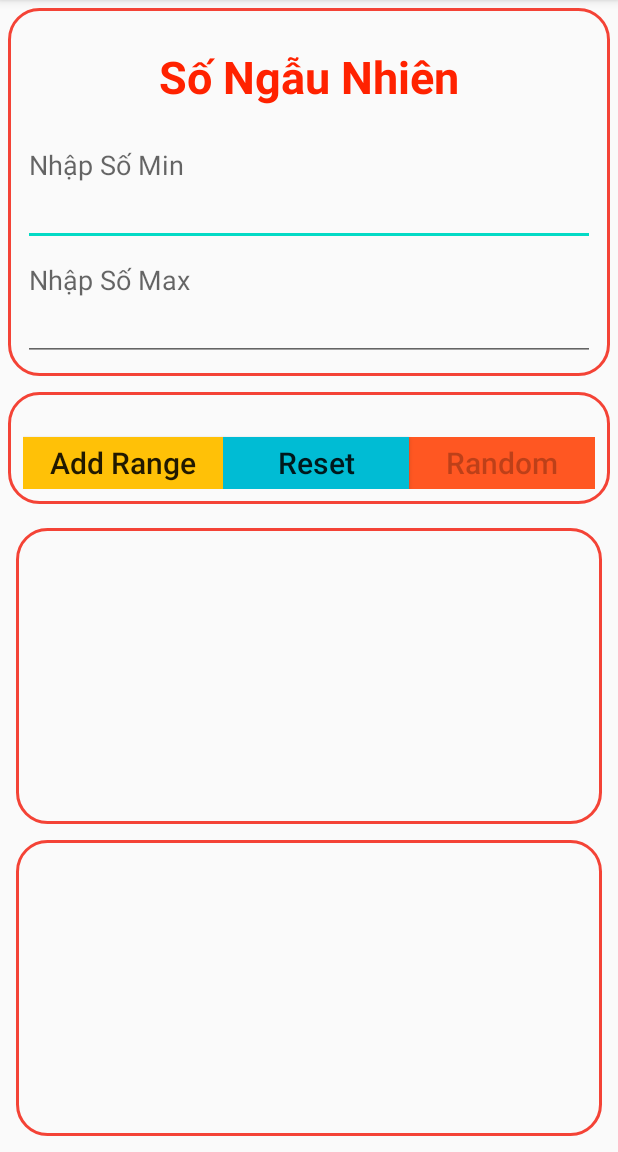
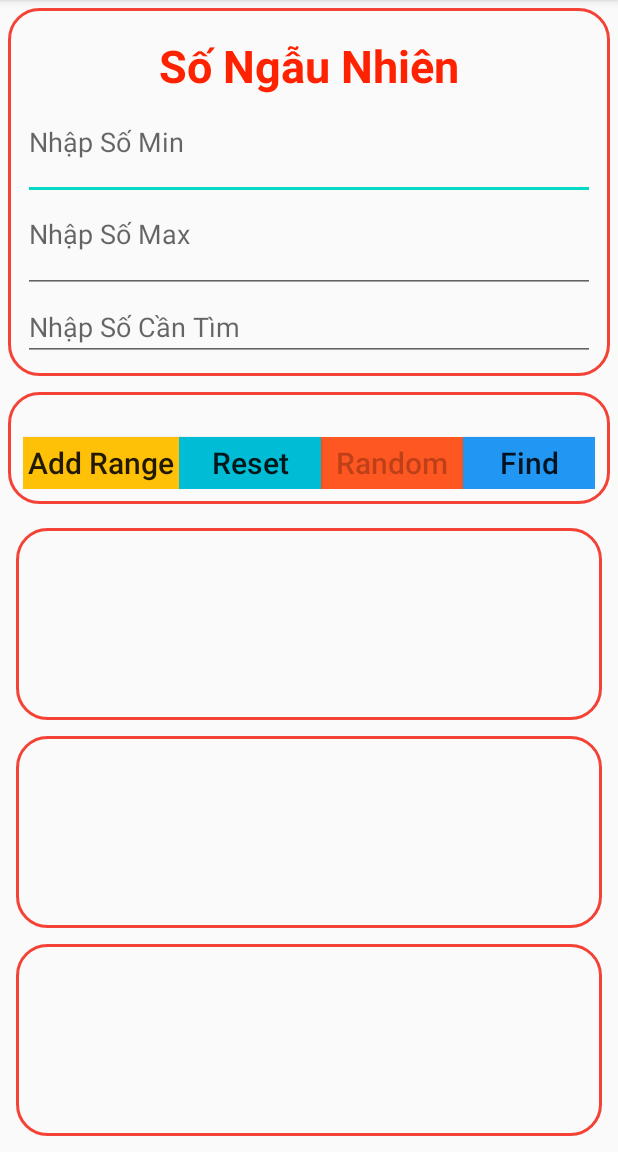
Before and after one commit to chuminhly/GameLoto, an Android app: the screen it shows after launch (MainActivity), on a phone screen of 412 x 824 dp, the part 84-1236 px from its top. Run offline under Robolectric (Android 15) with nearby library versions, the phone set to English and light mode, and no system bars.

Commit message:
L6 FindNumber Postion in Array

```diff
--- a/app/src/main/java/com/example/gamloto/MainActivity.java
+++ b/app/src/main/java/com/example/gamloto/MainActivity.java
@@ -19,9 +19,9 @@ import java.util.Random;
 
 public class MainActivity extends AppCompatActivity {
 
-    EditText mEdtSoMin, mEdtSoMax;
-    Button mBtnRandom,mBtnReset,mbtnAddRang;
-    TextView mTvResult,mTvResultRevert;
+    EditText mEdtSoMin, mEdtSoMax,mEdtFindNumber;
+    Button mBtnRandom,mBtnReset,mbtnAddRang, mBtnFindNumber;
+    TextView mTvResult,mTvResultRevert,mTvResultFindNumber;
     String mKetQua="";
 
     List<Integer> arrNum = new ArrayList<>();
@@ -37,10 +37,17 @@ public class MainActivity extends AppCompatActivity {
         mEdtSoMin = findViewById(R.id.edtSoMin);
         mEdtSoMax = findViewById(R.id.edtSoMax);
         mBtnRandom = findViewById(R.id.btnRandom);
+
+        mBtnFindNumber = findViewById(R.id.btnFindNumber);
+        mEdtFindNumber = findViewById(R.id.editFindPostion);
+
         //mTvResult = findViewById(R.id.tvResult);
         mTvResult= (TextView) findViewById(R.id.tvResult);
         mTvResult.setMovementMethod(new ScrollingMovementMethod());
+
         mTvResultRevert = findViewById(R.id.tvResultRever);
+
+        mTvResultFindNumber = findViewById(R.id.tvResultFindNumber);
 
         mbtnAddRang = findViewById(R.id.btnAddrang);
         mBtnReset = findViewById(R.id.btnReset);
@@ -133,6 +140,33 @@ public class MainActivity extends AppCompatActivity {
 
             }
         });
+
+        mBtnFindNumber.setOnClickListener(new View.OnClickListener()
+        {
+            @Override
+            public void onClick(View view)
+            {
+               String _tFN =  mEdtFindNumber.getText().toString();
+                if (_tFN.equals(""))
+                {
+                    Toast.makeText(MainActivity.this,"Vui lòng nhập số cần tìm ",Toast.LENGTH_SHORT).show();
+                    return;
+                }
+
+                if (arrNumOut.contains(Integer.parseInt(_tFN)))
+                {
+                    //Toast.makeText(MainActivity.this,"Có giá Key",Toast.LENGTH_SHORT).show();
+                    int _postion = arrNumOut.indexOf(Integer.parseInt(_tFN));
+
+                    mTvResultFindNumber.setText(String.valueOf(_postion));
+                }
+                else
+                {
+                    Toast.makeText(MainActivity.this,"Not value",Toast.LENGTH_SHORT).show();
+                }
+
+            }
+        });
     }
     //
     private void disableView(View v)
--- a/app/src/main/res/layout/activity_main.xml
+++ b/app/src/main/res/layout/activity_main.xml
@@ -43,6 +43,14 @@
             android:hint="Nhập Số Max"
             android:layout_width="match_parent"
             android:layout_height="wrap_content"/>
+        <EditText
+            android:layout_weight="1"
+            android:id="@+id/editFindPostion"
+            android:inputType="number"
+            android:gravity="left"
+            android:hint="Nhập Số Cần Tìm"
+            android:layout_width="match_parent"
+            android:layout_height="wrap_content"/>
 
     </LinearLayout>
     <LinearLayout
@@ -83,6 +91,16 @@
             android:textSize="20dp"
             android:layout_width="wrap_content"
             android:layout_height="match_parent"/>
+        <Button
+            android:layout_weight="1"
+            android:id="@+id/btnFindNumber"
+            android:layout_marginTop="20dp"
+            android:background="#2196F3"
+            android:textAllCaps="false"
+            android:text="Find"
+            android:textSize="20dp"
+            android:layout_width="wrap_content"
+            android:layout_height="match_parent"/>
     </LinearLayout>
     <LinearLayout
         android:layout_weight="2"
@@ -114,6 +132,18 @@
             android:scrollbars="vertical"
             android:layout_width="match_parent"
             android:layout_height="match_parent"/>
+        <TextView
+            android:layout_weight="1"
+            android:background="@drawable/layout_border"
+            android:id="@+id/tvResultFindNumber"
+            android:text=""
+            android:layout_margin="5dp"
+            android:maxLines="10"
+            android:textSize="30dp"
+            android:requiresFadingEdge="vertical"
+            android:scrollbars="vertical"
+            android:layout_width="match_parent"
+            android:layout_height="match_parent"/>
     </LinearLayout>
 
 </LinearLayout>
```
